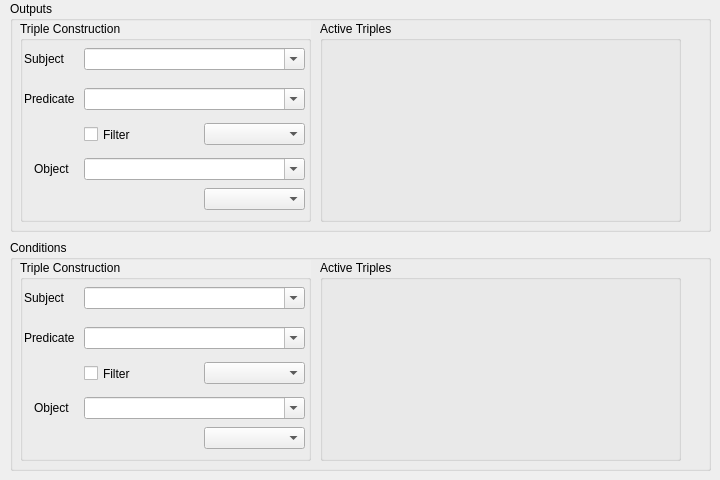
Before: the Qt Designer form vqbinstancesconstruct.ui in sarslanhan/vqb, drawn with Qt 5.
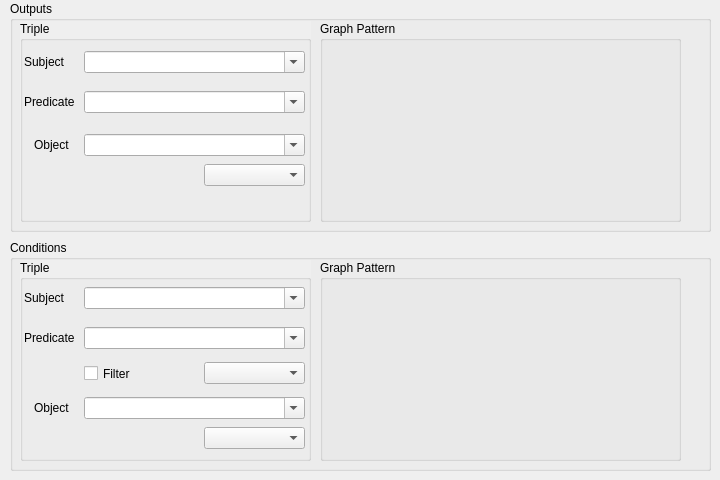
After: the same form once the commit is applied. Custom widgets are drawn as their Qt base class.

Patch:
```diff
--- a/vqbinstancesconstruct.ui
+++ b/vqbinstancesconstruct.ui
@@ -53,7 +53,7 @@
      <bool>true</bool>
     </property>
     <property name="title">
-     <string>Triple Construction</string>
+     <string>Triple</string>
     </property>
     <widget class="QCheckBox" name="checkBoxFilterConditions">
      <property name="geometry">
@@ -191,7 +191,7 @@
      </font>
     </property>
     <property name="title">
-     <string>Active Triples</string>
+     <string>Graph Pattern</string>
     </property>
     <property name="flat">
      <bool>false</bool>
@@ -228,26 +228,13 @@
      <bool>true</bool>
     </property>
     <property name="title">
-     <string>Triple Construction</string>
+     <string>Triple</string>
     </property>
-    <widget class="QCheckBox" name="checkBoxFilterOutputs">
-     <property name="geometry">
-      <rect>
-       <x>64</x>
-       <y>102</y>
-       <width>61</width>
-       <height>23</height>
-      </rect>
-     </property>
-     <property name="text">
-      <string>Filter</string>
-     </property>
-    </widget>
     <widget class="KComboBox" name="cbPredicateOutputs">
      <property name="geometry">
       <rect>
        <x>64</x>
-       <y>67</y>
+       <y>70</y>
        <width>221</width>
        <height>22</height>
       </rect>
@@ -260,7 +247,7 @@
      <property name="geometry">
       <rect>
        <x>184</x>
-       <y>167</y>
+       <y>143</y>
        <width>101</width>
        <height>22</height>
       </rect>
@@ -270,7 +257,7 @@
      <property name="geometry">
       <rect>
        <x>64</x>
-       <y>27</y>
+       <y>30</y>
        <width>221</width>
        <height>22</height>
       </rect>
@@ -279,21 +266,11 @@
       <bool>true</bool>
      </property>
     </widget>
-    <widget class="KComboBox" name="cbRelationOutputs">
-     <property name="geometry">
-      <rect>
-       <x>184</x>
-       <y>102</y>
-       <width>101</width>
-       <height>22</height>
-      </rect>
-     </property>
-    </widget>
     <widget class="KComboBox" name="cbObjectOutputs">
      <property name="geometry">
       <rect>
        <x>64</x>
-       <y>137</y>
+       <y>113</y>
        <width>221</width>
        <height>22</height>
       </rect>
@@ -316,7 +293,7 @@
      <property name="geometry">
       <rect>
        <x>4</x>
-       <y>27</y>
+       <y>30</y>
        <width>51</width>
        <height>22</height>
       </rect>
@@ -332,7 +309,7 @@
      <property name="geometry">
       <rect>
        <x>4</x>
-       <y>67</y>
+       <y>70</y>
        <width>51</width>
        <height>22</height>
       </rect>
@@ -348,7 +325,7 @@
      <property name="geometry">
       <rect>
        <x>14</x>
-       <y>137</y>
+       <y>113</y>
        <width>41</width>
        <height>22</height>
       </rect>
@@ -376,7 +353,7 @@
      </font>
     </property>
     <property name="title">
-     <string>Active Triples</string>
+     <string>Graph Pattern</string>
     </property>
     <property name="flat">
      <bool>false</bool>
```
